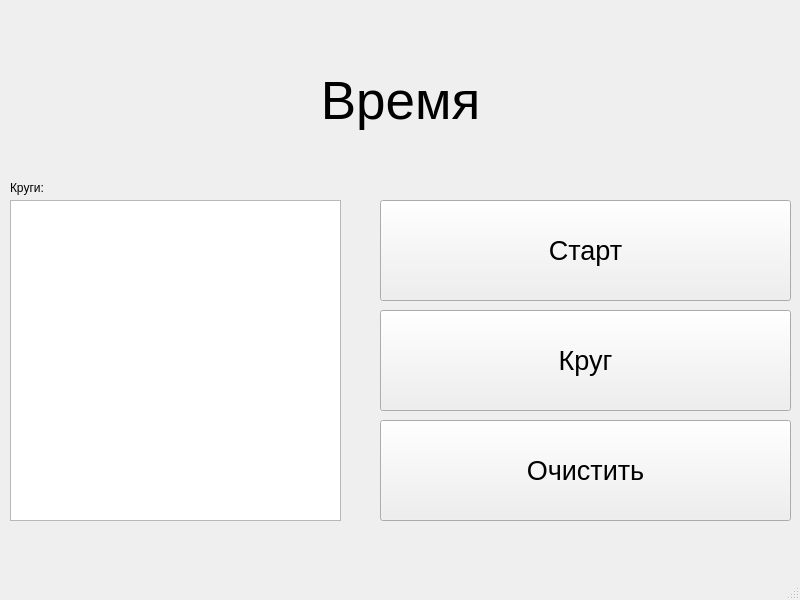
This is mainwindow.ui in vano50/home-9-5-1 as Qt 5 draws it before an edit. The edited form follows.
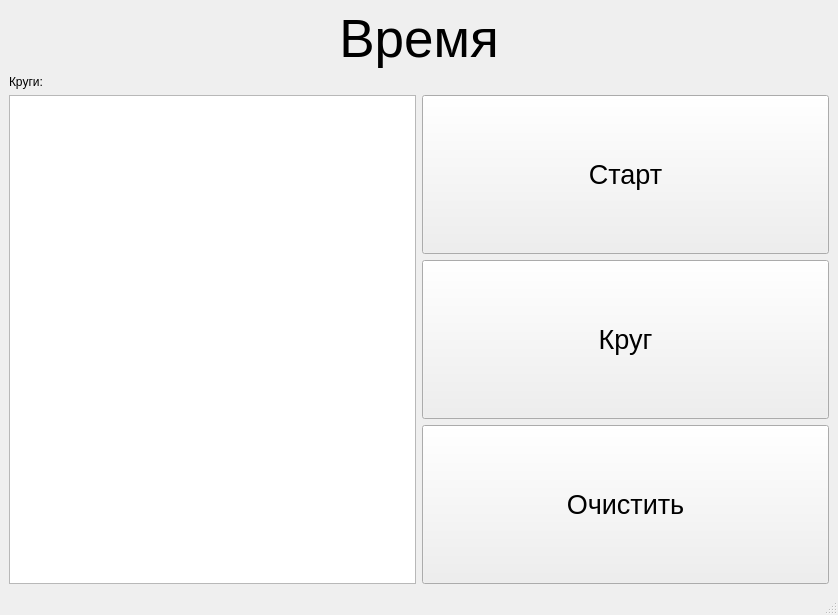
This is the edited form.

```diff
--- a/mainwindow.ui
+++ b/mainwindow.ui
@@ -6,40 +6,22 @@
    <rect>
     <x>0</x>
     <y>0</y>
-    <width>800</width>
-    <height>600</height>
+    <width>838</width>
+    <height>615</height>
    </rect>
   </property>
   <property name="windowTitle">
    <string>MainWindow</string>
   </property>
   <widget class="QWidget" name="centralwidget">
-   <widget class="QPushButton" name="startStopButton">
-    <property name="geometry">
-     <rect>
-      <x>380</x>
-      <y>200</y>
-      <width>411</width>
-      <height>101</height>
-     </rect>
-    </property>
-    <property name="font">
-     <font>
-      <pointsize>20</pointsize>
-     </font>
-    </property>
-    <property name="text">
-     <string>Старт</string>
-    </property>
-   </widget>
+   <layout class="QGridLayout" name="gridLayout">
+    <item row="0" column="0" colspan="2">
    <widget class="QLabel" name="timeLabel">
-    <property name="geometry">
-     <rect>
-      <x>0</x>
-      <y>20</y>
-      <width>801</width>
-      <height>161</height>
-     </rect>
+      <property name="sizePolicy">
+       <sizepolicy hsizetype="Preferred" vsizetype="Maximum">
+        <horstretch>0</horstretch>
+        <verstretch>0</verstretch>
+       </sizepolicy>
     </property>
     <property name="font">
      <font>
@@ -56,65 +38,85 @@
      <set>Qt::AlignCenter</set>
     </property>
    </widget>
-   <widget class="QPushButton" name="clearButton">
-    <property name="geometry">
-     <rect>
-      <x>380</x>
-      <y>420</y>
-      <width>411</width>
-      <height>101</height>
-     </rect>
-    </property>
-    <property name="font">
-     <font>
-      <pointsize>20</pointsize>
-     </font>
-    </property>
-    <property name="text">
-     <string>Очистить</string>
-    </property>
-   </widget>
-   <widget class="QPushButton" name="lapButton">
-    <property name="geometry">
-     <rect>
-      <x>380</x>
-      <y>310</y>
-      <width>411</width>
-      <height>101</height>
-     </rect>
-    </property>
-    <property name="font">
-     <font>
-      <pointsize>20</pointsize>
-     </font>
-    </property>
-    <property name="text">
-     <string>Круг</string>
-    </property>
-   </widget>
-   <widget class="QTextBrowser" name="roundsBrowser">
-    <property name="geometry">
-     <rect>
-      <x>10</x>
-      <y>200</y>
-      <width>331</width>
-      <height>321</height>
-     </rect>
-    </property>
-   </widget>
+    </item>
+    <item row="1" column="0">
    <widget class="QLabel" name="label">
-    <property name="geometry">
-     <rect>
-      <x>10</x>
-      <y>180</y>
-      <width>49</width>
-      <height>16</height>
-     </rect>
+      <property name="sizePolicy">
+       <sizepolicy hsizetype="Preferred" vsizetype="Maximum">
+        <horstretch>0</horstretch>
+        <verstretch>0</verstretch>
+       </sizepolicy>
     </property>
     <property name="text">
      <string>Круги:</string>
     </property>
    </widget>
+    </item>
+    <item row="2" column="0" rowspan="3">
+     <widget class="QTextBrowser" name="roundsBrowser">
+      <property name="sizePolicy">
+       <sizepolicy hsizetype="Preferred" vsizetype="Minimum">
+        <horstretch>0</horstretch>
+        <verstretch>0</verstretch>
+       </sizepolicy>
+      </property>
+     </widget>
+    </item>
+    <item row="2" column="1">
+     <widget class="QPushButton" name="startStopButton">
+      <property name="sizePolicy">
+       <sizepolicy hsizetype="Minimum" vsizetype="Minimum">
+        <horstretch>0</horstretch>
+        <verstretch>0</verstretch>
+       </sizepolicy>
+      </property>
+      <property name="font">
+       <font>
+        <pointsize>20</pointsize>
+       </font>
+      </property>
+      <property name="text">
+       <string>Старт</string>
+      </property>
+     </widget>
+    </item>
+    <item row="3" column="1">
+     <widget class="QPushButton" name="lapButton">
+      <property name="sizePolicy">
+       <sizepolicy hsizetype="Minimum" vsizetype="Minimum">
+        <horstretch>0</horstretch>
+        <verstretch>0</verstretch>
+       </sizepolicy>
+      </property>
+      <property name="font">
+       <font>
+        <pointsize>20</pointsize>
+       </font>
+      </property>
+      <property name="text">
+       <string>Круг</string>
+      </property>
+     </widget>
+    </item>
+    <item row="4" column="1">
+     <widget class="QPushButton" name="clearButton">
+      <property name="sizePolicy">
+       <sizepolicy hsizetype="Minimum" vsizetype="Minimum">
+        <horstretch>0</horstretch>
+        <verstretch>0</verstretch>
+       </sizepolicy>
+      </property>
+      <property name="font">
+       <font>
+        <pointsize>20</pointsize>
+       </font>
+      </property>
+      <property name="text">
+       <string>Очистить</string>
+      </property>
+     </widget>
+    </item>
+   </layout>
   </widget>
   <widget class="QMenuBar" name="menubar">
    <property name="geometry">
```
Left out of the diff: 2 changed lines with no effect on the pictures. Lines whose indentation alone changed are shown as unchanged.
